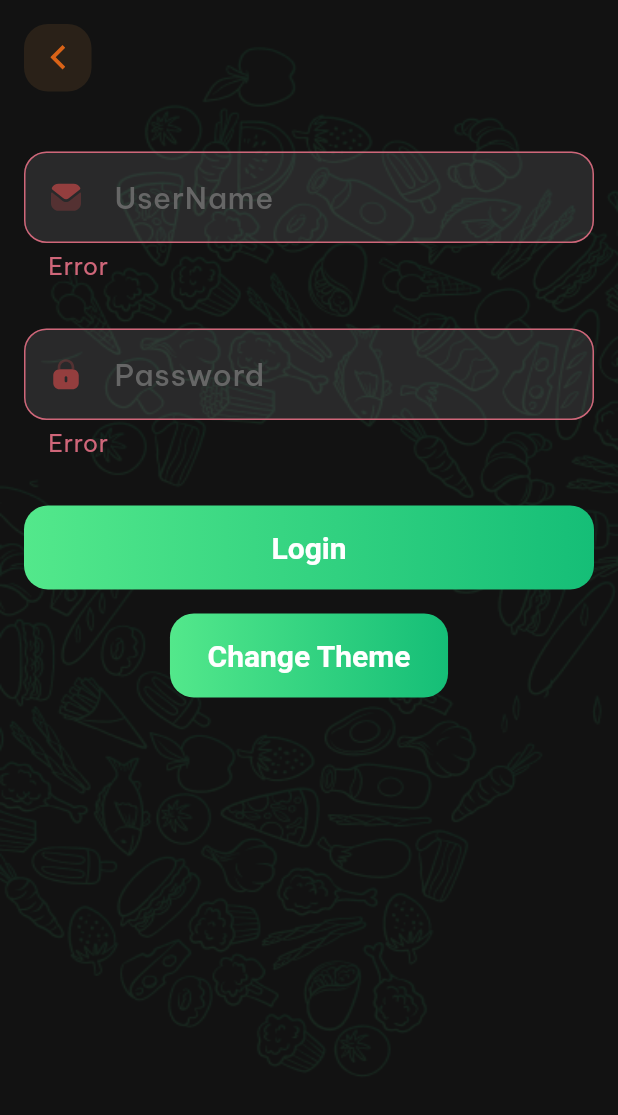
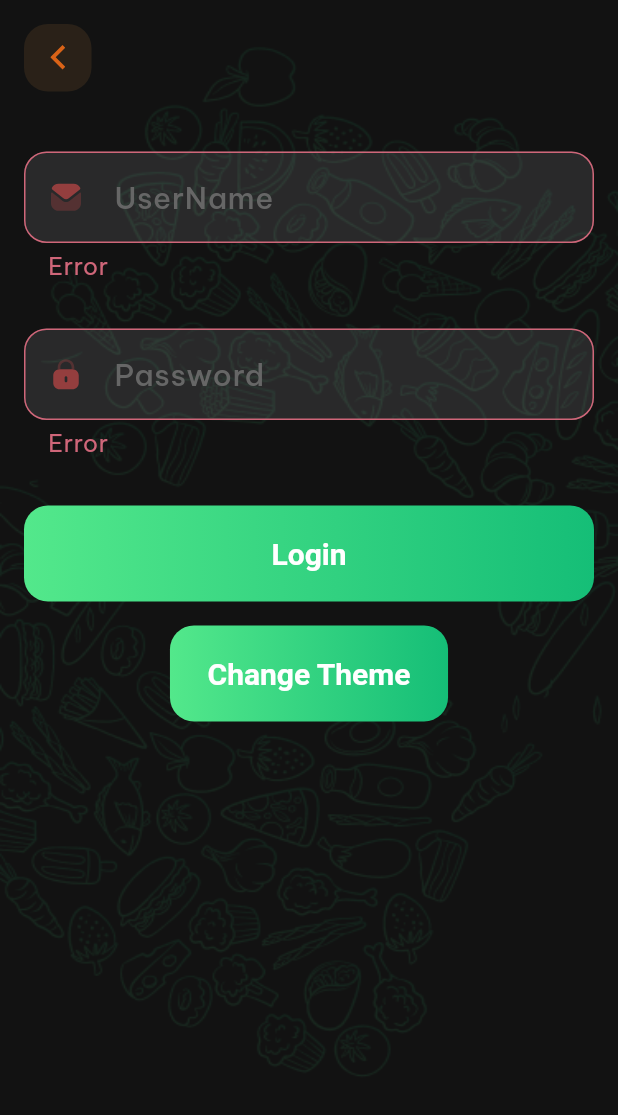
Before and after one commit to quocbao238/NinjaFood_Theme, a Flutter app: the screen it shows after launch, on a phone screen of 412 x 824 dp. Shown: the top 1115 px of the screen. Run offline on Flutter 3.47's test engine with Material 2 defaults, Android fonts, the phone set to English and light mode, and no system bars; our stand-ins replace equatable, flutter_spinkit, flutter_svg, google_fonts.

Commit message:
Fixed size button

```diff
--- a/lib/src/app_widgets/app_button.dart
+++ b/lib/src/app_widgets/app_button.dart
@@ -28,7 +28,7 @@ class AppButton extends StatelessWidget {
 
     return Container(
       width: width,
-      height: kToolbarHeight,
+      height: 64,
       margin: margin,
       child: DecoratedBox(
         decoration: BoxDecoration(
```
